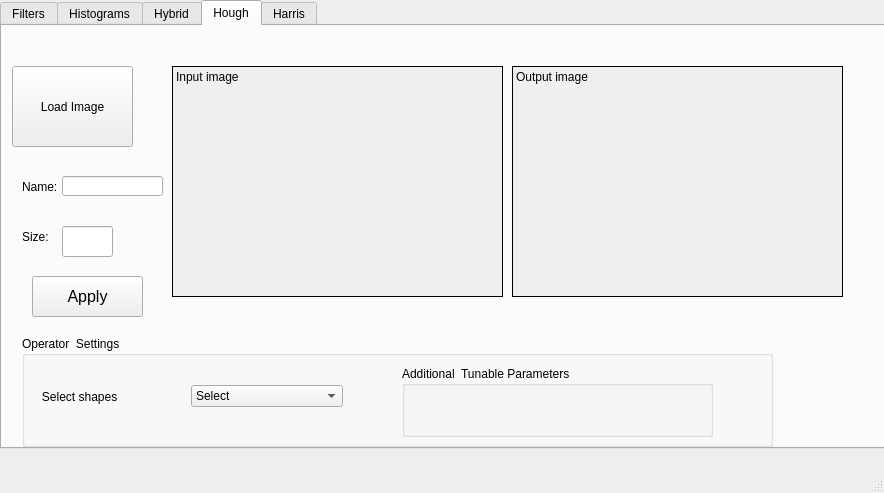
Qt form MainWindow.ui (mennamohsensaad/HoughTransform-for-detecting-parametric-shapes) before a commit.
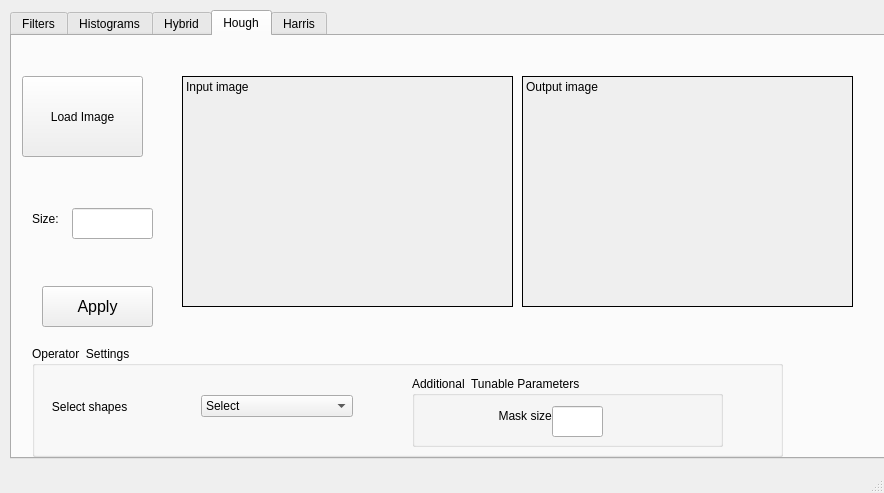
The same form after that commit. Custom widgets are drawn as their Qt base class.

```diff
--- a/MainWindow.ui
+++ b/MainWindow.ui
@@ -26,8 +26,8 @@
     </property>
     <property name="geometry">
      <rect>
-      <x>0</x>
-      <y>0</y>
+      <x>10</x>
+      <y>10</y>
       <width>889</width>
       <height>449</height>
      </rect>
@@ -830,7 +830,7 @@
       <property name="geometry">
        <rect>
         <x>20</x>
-        <y>200</y>
+        <y>172</y>
         <width>31</width>
         <height>21</height>
        </rect>
@@ -839,17 +839,7 @@
        <string>Size:</string>
       </property>
      </widget>
-     <widget class="QLineEdit" name="lineEdit_17">
-      <property name="geometry">
-       <rect>
-        <x>60</x>
-        <y>150</y>
-        <width>101</width>
-        <height>20</height>
-       </rect>
-      </property>
-     </widget>
-     <widget class="QPushButton" name="pushButton_filters_load_3">
+     <widget class="QPushButton" name="pushButton_Hough_load">
       <property name="geometry">
        <rect>
         <x>10</x>
@@ -862,25 +852,12 @@
        <string>Load Image</string>
       </property>
      </widget>
-     <widget class="QLabel" name="label_24">
-      <property name="geometry">
-       <rect>
-        <x>20</x>
-        <y>150</y>
-        <width>41</width>
-        <height>21</height>
-       </rect>
-      </property>
-      <property name="text">
-       <string>Name:</string>
-      </property>
-     </widget>
-     <widget class="QLineEdit" name="lineEdit_18">
+     <widget class="QLineEdit" name="lineEdit_size_Hough">
       <property name="geometry">
        <rect>
         <x>60</x>
-        <y>200</y>
-        <width>51</width>
+        <y>172</y>
+        <width>81</width>
         <height>31</height>
        </rect>
       </property>
@@ -1023,6 +1000,29 @@
        <string>Apply</string>
       </property>
      </widget>
+     <widget class="QLabel" name="label_7">
+      <property name="geometry">
+       <rect>
+        <x>400</x>
+        <y>360</y>
+        <width>152</width>
+        <height>39</height>
+       </rect>
+      </property>
+      <property name="text">
+       <string>                          Mask size</string>
+      </property>
+     </widget>
+     <widget class="QLineEdit" name="lineEdit_mask_size">
+      <property name="geometry">
+       <rect>
+        <x>540</x>
+        <y>370</y>
+        <width>51</width>
+        <height>31</height>
+       </rect>
+      </property>
+     </widget>
     </widget>
     <widget class="QWidget" name="tab_3">
      <attribute name="title">
```
Left out of the diff: 47 changed lines with no effect on the pictures.
